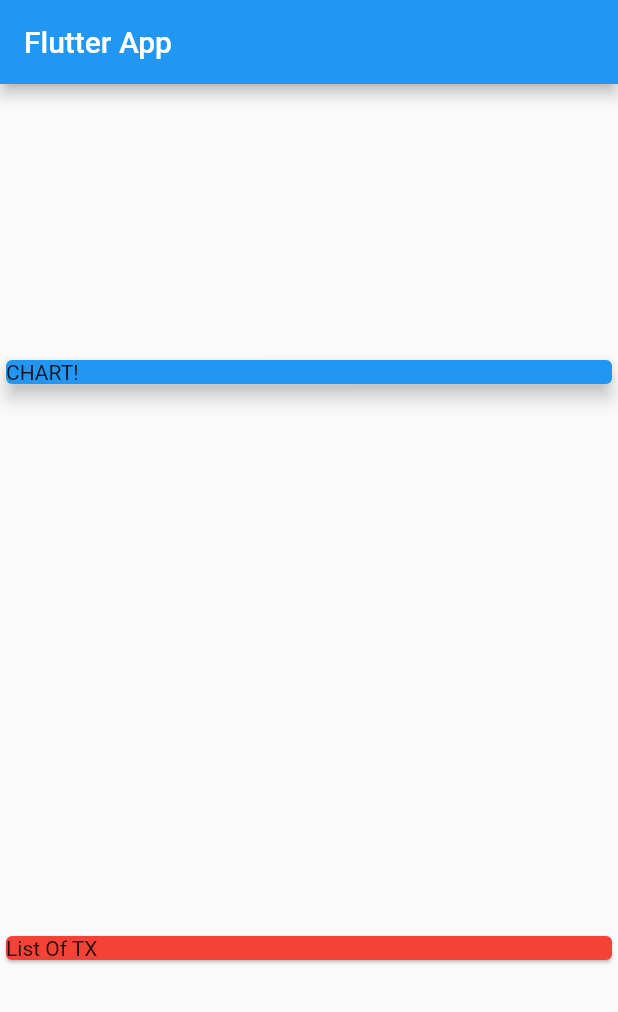
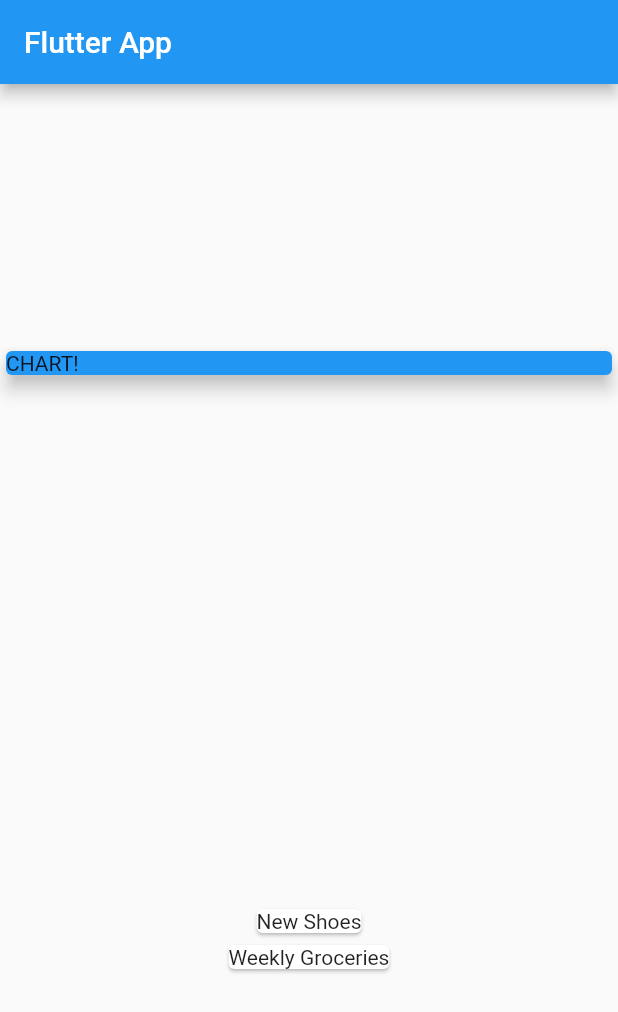
Before and after one commit to Muhamadfikri20/flutter_complete_guide_2, a Flutter app: the screen it shows after launch, on a phone screen of 412 x 824 dp. Shown: the top 1012 px of the screen. Run offline on Flutter 3.47's test engine with Material 2 defaults, Android fonts, the phone set to English and light mode, and no system bars.

Commit message:
[UPD]mapping_data_into_widgets

```diff
--- a/lib/main.dart
+++ b/lib/main.dart
@@ -16,7 +16,10 @@ class MyApp extends StatelessWidget {
 }
 
 class MyHomePage extends StatelessWidget {
-  final List<Transaction> transactions = [Transaction(id: 't1', title: 'New Shoes', amount: 69.99, date: DateTime.now())];
+  final List<Transaction> transactions = [
+    Transaction(id: 't1', title: 'New Shoes', amount: 69.99, date: DateTime.now()),
+    Transaction(id: 't2', title: 'Weekly Groceries', amount: 69.53, date: DateTime.now())
+  ];
   @override
   Widget build(BuildContext context) {
     return Scaffold(
@@ -35,10 +38,12 @@ class MyHomePage extends StatelessWidget {
                 elevation: 5,
               ),
             ),
-            Card(
-              color: Colors.red,
-              child: Text('List Of TX'),
-            )
+            Column(
+                children: transactions.map((tx) {
+              return Card(
+                child: Text(tx.title),
+              );
+            }).toList()),
           ],
         ));
   }
```
Also changed, not shown: 16 other files.
